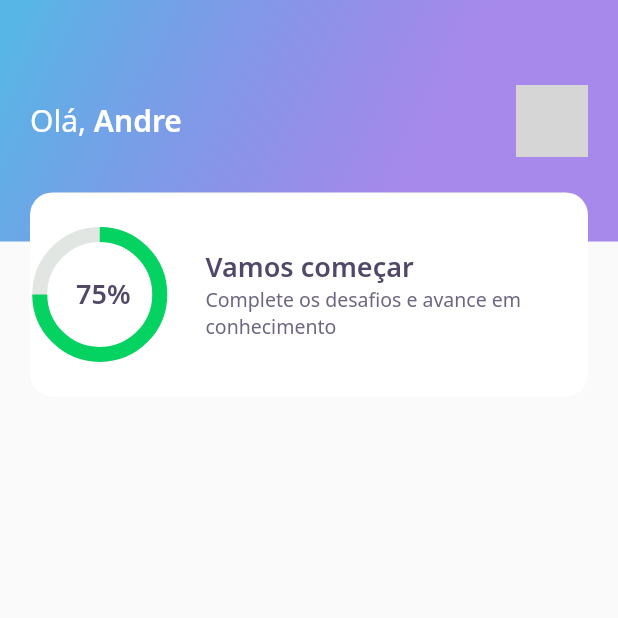
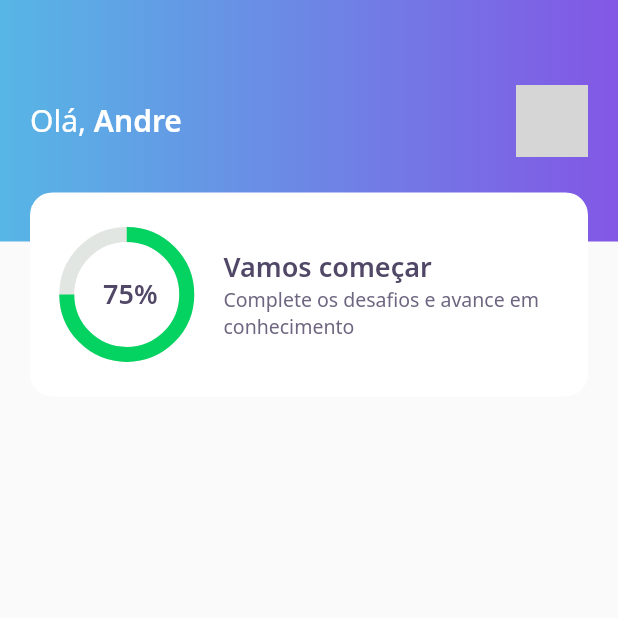
Before and after one commit to andrempeixoto/flutter_devquiz, a Flutter app: the screen it shows after launch, on a phone screen of 412 x 824 dp, the top half of it. Run offline on Flutter 3.47's test engine with Material 2 defaults, Android fonts, the phone set to English and light mode, and no system bars; our stand-ins replace google_fonts; network calls fail; grey boxes are pictures that could not be loaded.

Commit message:
Adjusts padding in AppBarWidget and ScoreCardWidget

```diff
--- a/lib/core/app_gradients.dart
+++ b/lib/core/app_gradients.dart
@@ -1,15 +1,22 @@
-import 'dart:math';
+// import 'dart:math';
 import 'dart:ui';
 
 import 'package:flutter/material.dart';
 
 class AppGradients {
   static final linear = LinearGradient(
+    begin: Alignment.centerLeft,
+    end: Alignment.centerRight,
     colors: [
       Color(0xFF57B6E5),
-      Color.fromRGBO(130, 87, 229, 0.695),
+      Color(0xFF8257E5),
     ],
-    stops: [0.0, 0.695],
-    transform: GradientRotation(2.13959913 * pi),
+
+    // colors: [
+    //   Color(0xFF57B6E5),
+    //   Color.fromRGBO(130, 87, 229, 0.695),
+    // ],
+    // stops: [0.0, 0.695],
+    // transform: GradientRotation(2.13959913 * pi),
   );
 }
--- a/lib/home/widgets/appbar/app_bar_widget.dart
+++ b/lib/home/widgets/appbar/app_bar_widget.dart
@@ -13,7 +13,7 @@ class AppBarWidget extends PreferredSize {
               children: [
                 Container(
                   height: 161,
-                  padding: const EdgeInsets.symmetric(horizontal: 20.0),
+                  padding: EdgeInsets.symmetric(horizontal: 20.0),
                   width: double.maxFinite,
                   decoration: BoxDecoration(gradient: AppGradients.linear),
                   child: Row(
--- a/lib/home/widgets/score_card/score_card_widget.dart
+++ b/lib/home/widgets/score_card/score_card_widget.dart
@@ -14,6 +14,8 @@ class ScoreCardWidget extends StatelessWidget {
           color: AppColors.white,
           borderRadius: BorderRadius.circular(15),
         ),
+        child: Padding(
+          padding: EdgeInsets.all(24),
           child: Row(
             crossAxisAlignment: CrossAxisAlignment.center,
             children: [
@@ -39,6 +41,7 @@ class ScoreCardWidget extends StatelessWidget {
             ],
           ),
         ),
+      ),
     );
   }
 }
```
Lines whose indentation alone changed are shown as unchanged.
